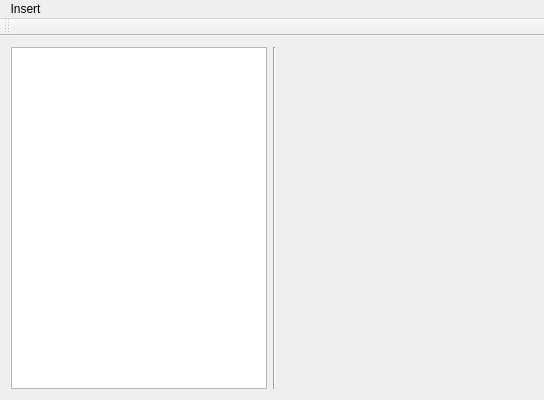
First picture: the form in mainwindow.ui, repository bsella/Emergence, before the edit.
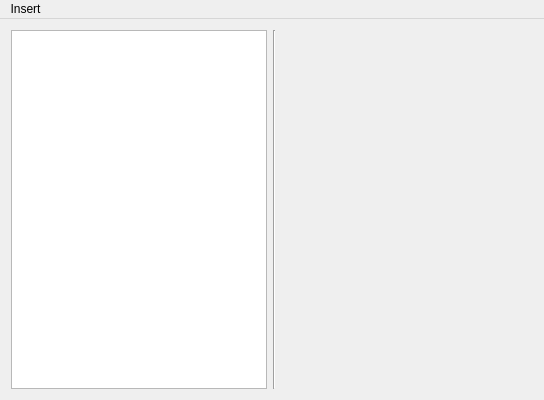
Second picture: the form after the edit. Custom widgets are drawn as their Qt base class.

Diff of the .ui file:
```diff
--- a/mainwindow.ui
+++ b/mainwindow.ui
@@ -113,14 +113,6 @@
    </widget>
    <addaction name="menuInsert"/>
   </widget>
-  <widget class="QToolBar" name="mainToolBar">
-   <attribute name="toolBarArea">
-    <enum>TopToolBarArea</enum>
-   </attribute>
-   <attribute name="toolBarBreak">
-    <bool>true</bool>
-   </attribute>
-  </widget>
   <action name="actionIf">
    <property name="text">
     <string>If</string>
```
